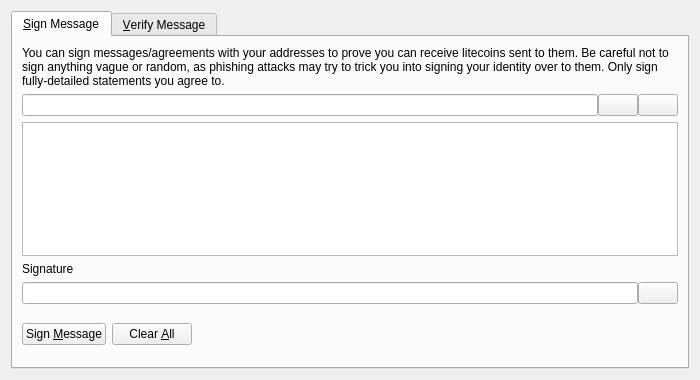
monacoinproject/monacoin, file src/qt/forms/signverifymessagedialog.ui: the form before one commit.
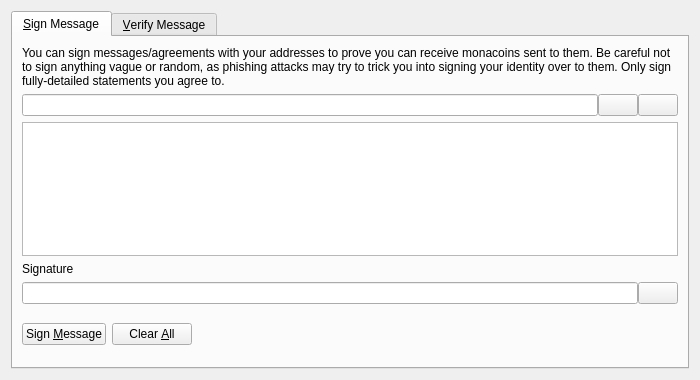
The form after the commit. Icons and pictures are not drawn. Custom widgets are drawn as their Qt base class.

Commit message: Monacoin: Branding

Diff of the .ui file:
```diff
--- a/src/qt/forms/signverifymessagedialog.ui
+++ b/src/qt/forms/signverifymessagedialog.ui
@@ -30,7 +30,7 @@
        <item>
         <widget class="QLabel" name="infoLabel_SM">
          <property name="text">
-          <string>You can sign messages/agreements with your addresses to prove you can receive litecoins sent to them. Be careful not to sign anything vague or random, as phishing attacks may try to trick you into signing your identity over to them. Only sign fully-detailed statements you agree to.</string>
+          <string>You can sign messages/agreements with your addresses to prove you can receive monacoins sent to them. Be careful not to sign anything vague or random, as phishing attacks may try to trick you into signing your identity over to them. Only sign fully-detailed statements you agree to.</string>
          </property>
          <property name="textFormat">
           <enum>Qt::PlainText</enum>
```
Left out of the diff: 8 changed lines with no effect on the pictures. The commit also changes 306 other files.
